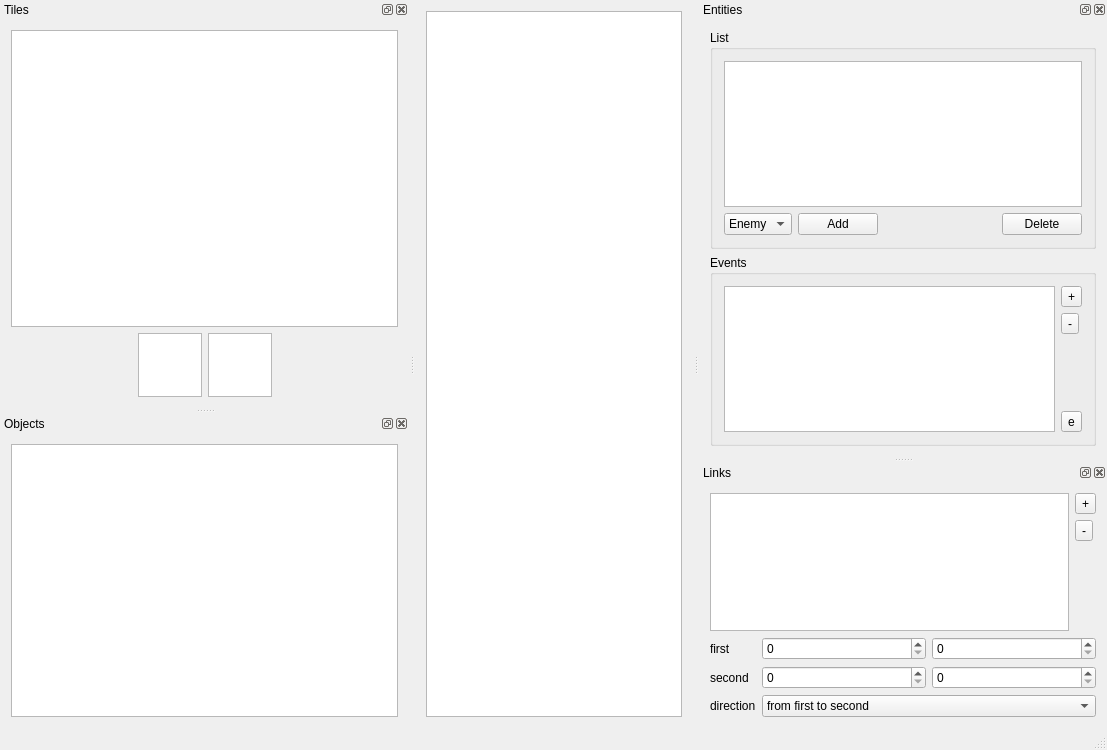
Above: mainwindow.ui from ChWick/Mencus-Map-Editor before the change. Below: the same form after it.
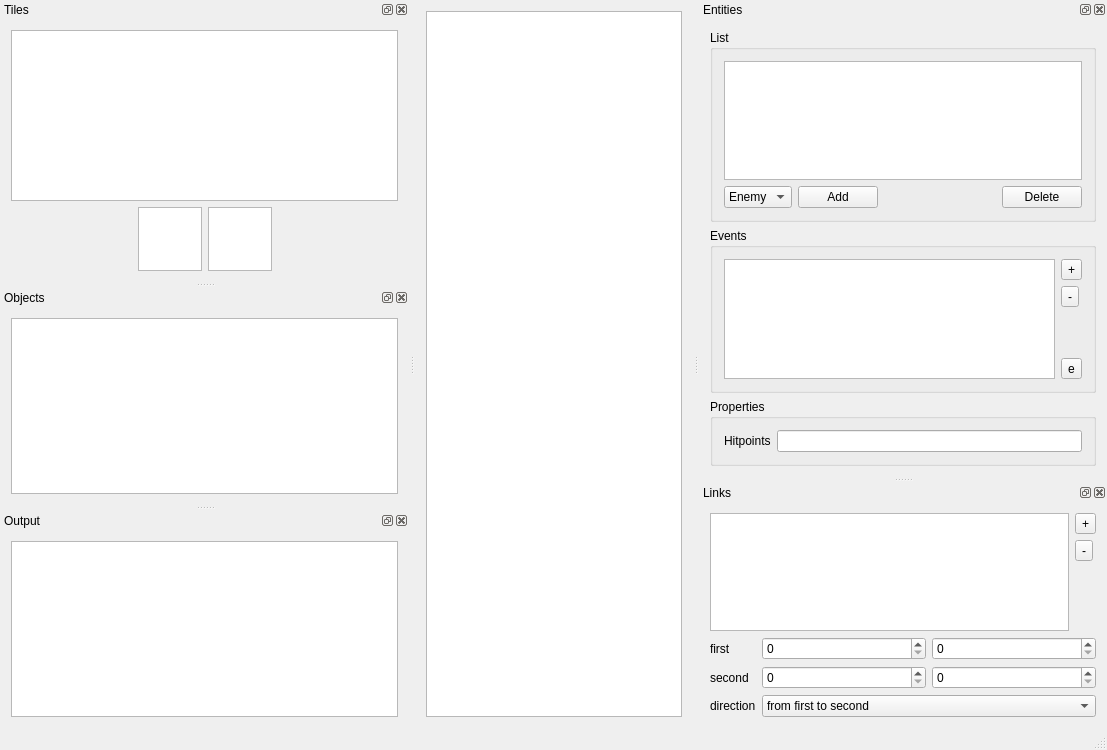
That is the form after the change. Custom widgets are drawn as their Qt base class.

Commit message: added hp edit and calling of game with map (dirty way)

```diff
--- a/mainwindow.ui
+++ b/mainwindow.ui
@@ -165,6 +165,25 @@
        </layout>
       </widget>
      </item>
+     <item>
+      <widget class="QGroupBox" name="groupBox_3">
+       <property name="title">
+        <string>Properties</string>
+       </property>
+       <layout class="QFormLayout" name="formLayout_2">
+        <item row="0" column="0">
+         <widget class="QLabel" name="hitpointsLabel">
+          <property name="text">
+           <string>Hitpoints</string>
+          </property>
+         </widget>
+        </item>
+        <item row="0" column="1">
+         <widget class="QLineEdit" name="hitpointsLineEdit"/>
+        </item>
+       </layout>
+      </widget>
+     </item>
     </layout>
    </widget>
   </widget>
@@ -384,6 +403,28 @@
     </layout>
    </widget>
   </widget>
+  <widget class="QDockWidget" name="outputDockWidget">
+   <property name="windowTitle">
+    <string>Output</string>
+   </property>
+   <attribute name="dockWidgetArea">
+    <number>1</number>
+   </attribute>
+   <widget class="QWidget" name="dockWidgetContents_2">
+    <layout class="QGridLayout" name="gridLayout_3">
+     <item row="0" column="0">
+      <widget class="QPlainTextEdit" name="outputText">
+       <property name="undoRedoEnabled">
+        <bool>false</bool>
+       </property>
+       <property name="readOnly">
+        <bool>true</bool>
+       </property>
+      </widget>
+     </item>
+    </layout>
+   </widget>
+  </widget>
  </widget>
  <layoutdefault spacing="6" margin="11"/>
  <customwidgets>
```
Left out of the diff: 19 changed lines with no effect on the pictures. The commit also changes 9 other files.
